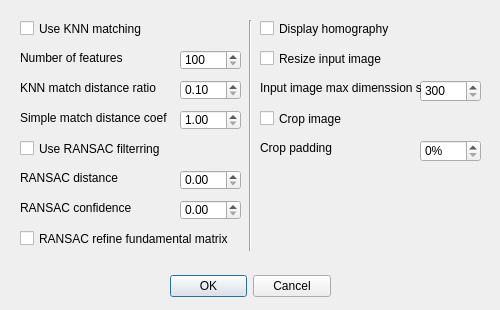
Old version of the form orbicon/src/settings_dialog.ui in the repository FanatikPriest/orbicon.
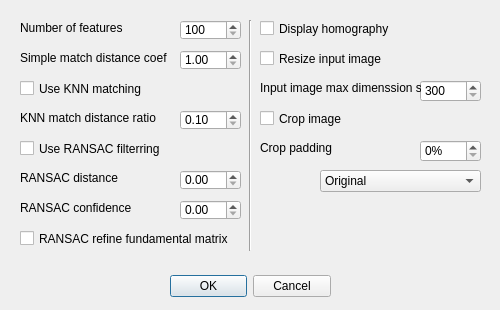
New version of the form.

Commit message: (#11) Added a combo box to the settings dialog.

The edit to the form file:
```diff
--- a/orbicon/src/settings_dialog.ui
+++ b/orbicon/src/settings_dialog.ui
@@ -51,7 +51,7 @@
    <property name="geometry">
     <rect>
      <x>180</x>
-     <y>50</y>
+     <y>20</y>
      <width>61</width>
      <height>20</height>
     </rect>
@@ -80,7 +80,7 @@
    <property name="geometry">
     <rect>
      <x>180</x>
-     <y>110</y>
+     <y>50</y>
      <width>61</width>
      <height>20</height>
     </rect>
@@ -96,7 +96,7 @@
    <property name="geometry">
     <rect>
      <x>180</x>
-     <y>80</y>
+     <y>110</y>
      <width>61</width>
      <height>20</height>
     </rect>
@@ -115,7 +115,7 @@
    <property name="geometry">
     <rect>
      <x>20</x>
-     <y>20</y>
+     <y>80</y>
      <width>221</width>
      <height>17</height>
     </rect>
@@ -128,7 +128,7 @@
    <property name="geometry">
     <rect>
      <x>20</x>
-     <y>50</y>
+     <y>20</y>
      <width>151</width>
      <height>16</height>
     </rect>
@@ -141,7 +141,7 @@
    <property name="geometry">
     <rect>
      <x>20</x>
-     <y>80</y>
+     <y>110</y>
      <width>151</width>
      <height>16</height>
     </rect>
@@ -154,7 +154,7 @@
    <property name="geometry">
     <rect>
      <x>20</x>
-     <y>110</y>
+     <y>50</y>
      <width>151</width>
      <height>16</height>
     </rect>
@@ -341,6 +341,34 @@
     <number>45</number>
    </property>
   </widget>
+  <widget class="QComboBox" name="grayscale_resize_mode_combo_box">
+   <property name="geometry">
+    <rect>
+     <x>320</x>
+     <y>170</y>
+     <width>161</width>
+     <height>22</height>
+    </rect>
+   </property>
+   <property name="currentIndex">
+    <number>0</number>
+   </property>
+   <item>
+    <property name="text">
+     <string comment="0" extracomment="Does not resize the image.">Original</string>
+    </property>
+   </item>
+   <item>
+    <property name="text">
+     <string comment="1" extracomment="Resizes the image to half its size.">Shrink</string>
+    </property>
+   </item>
+   <item>
+    <property name="text">
+     <string comment="2" extracomment="This will shrink the image to half its size and then will expand it back to full size.">Blur by resizing</string>
+    </property>
+   </item>
+  </widget>
  </widget>
  <resources/>
  <connections>
```
The commit also changes 1 other file.
